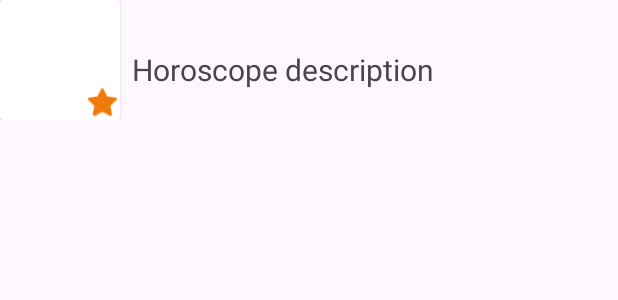
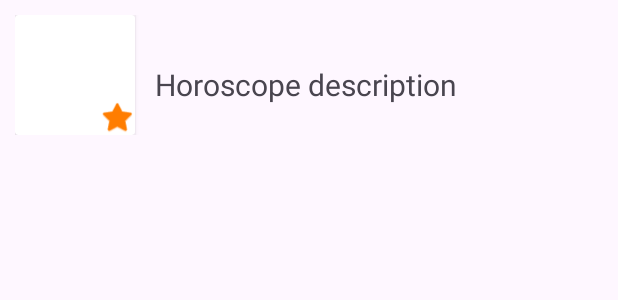
Before and after one commit to AbreuMajanoRoger/clasemartes, an Android app: the layout item_horoscopo.xml on its own in the app's theme, with its tools: preview values and no code run, on a phone screen of 412 x 824 dp. Shown: the top 300 px of the screen. Run offline under Robolectric (Android 15) with nearby library versions, the phone set to English and light mode, and no system bars.

Commit message:
Padin en los iconos y agregado base para conectar una api

```diff
--- a/app/src/main/res/layout/item_horoscopo.xml
+++ b/app/src/main/res/layout/item_horoscopo.xml
@@ -3,6 +3,9 @@
     android:layout_width="match_parent"
     android:layout_height="wrap_content"
     android:orientation="horizontal"
+    android:paddingStart="10sp"
+    android:paddingBottom="10sp"
+    android:paddingTop="10sp"
     xmlns:app="http://schemas.android.com/apk/res-auto">
 
 
@@ -23,7 +26,7 @@
                     android:layout_width="24dp"
                     android:layout_height="24dp"
                     android:src="@android:drawable/btn_star_big_on"
-                    app:tint="?android:attr/colorActivatedHighlight"
+                    app:tint="@color/icon"
                     android:scaleType="centerCrop"
                     android:layout_gravity="bottom|end"/>
 
@@ -48,6 +51,7 @@
                     />
 
                 <TextView
+                    android:paddingStart="5sp"
                     android:id="@+id/descTextView"
                     android:layout_width="match_parent"
                     android:layout_height="wrap_content"
--- a/app/src/main/res/values/colors.xml
+++ b/app/src/main/res/values/colors.xml
@@ -17,4 +17,5 @@
     <color name="fuego">#E8617D</color>
     <color name ="agua">#30D9E5</color>
     <color name ="aire">#E3FBFA</color>
+    <color name ="icon">#FF7D00</color>
 </resources>
```
